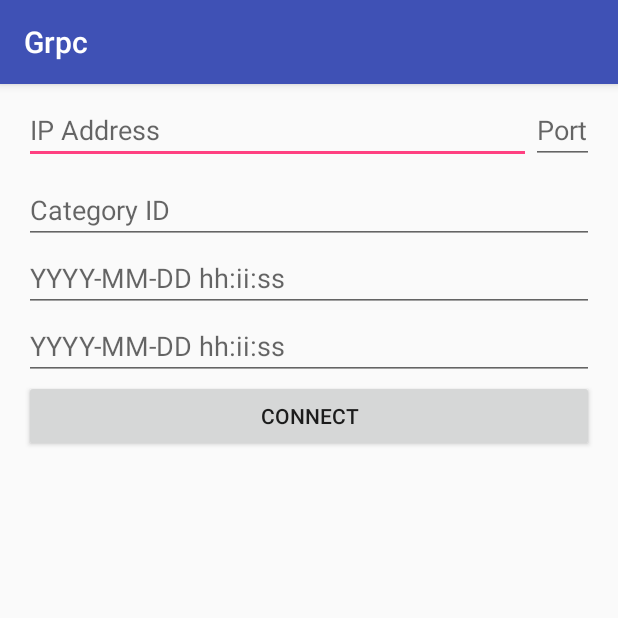
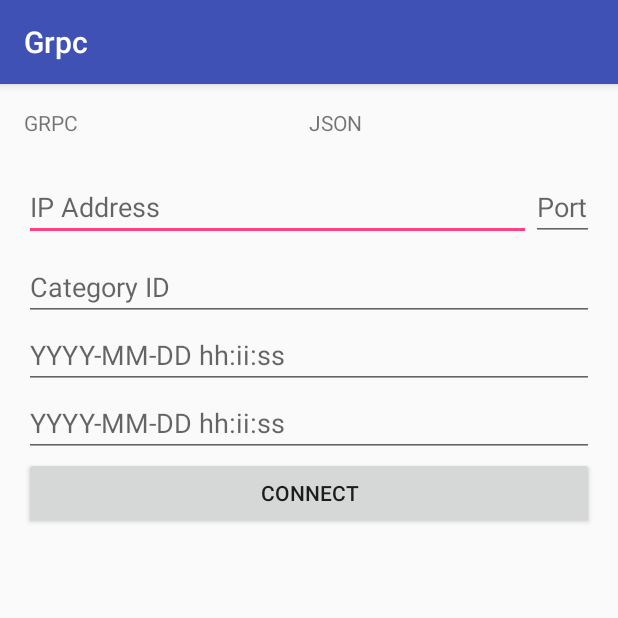
Before and after one commit to mohangk/grpc_playground, an Android app: the screen it shows after launch (MainActivity), on a phone screen of 412 x 824 dp, the top half of it. Run offline under Robolectric (Android 15) with nearby library versions, the phone set to English and light mode, and no system bars; libraries missing offline, so code that uses them is left out: com.jakewharton.rxbinding, io.grpc, io.grpc.examples, io.grpc.stub, rx.android.schedulers and 1 more; 2 statements that could not run were skipped.

Commit message:
Allow loading from both JSON and Grpc

```diff
--- a/android/Grpc/app/build.gradle
+++ b/android/Grpc/app/build.gradle
@@ -87,5 +87,10 @@ dependencies {
   compile 'io.grpc:grpc-protobuf-nano:0.14.0' // CURRENT_GRPC_VERSION
   compile 'io.grpc:grpc-stub:0.14.0' // CURRENT_GRPC_VERSION
   compile 'javax.annotation:javax.annotation-api:1.2'
+  compile 'com.google.code.gson:gson:1.7.2'
   compile "org.jetbrains.kotlin:kotlin-stdlib:$kotlin_version"
+
+  compile 'com.squareup.retrofit2:retrofit:2.0.2'
+  compile 'com.squareup.retrofit2:converter-gson:2.0.2'
+
 }
--- a/android/Grpc/app/src/main/kotlin/me/com/grpc/MainActivity.kt
+++ b/android/Grpc/app/src/main/kotlin/me/com/grpc/MainActivity.kt
@@ -1,11 +1,14 @@
 package me.com.grpc
 
 import android.os.Bundle
+import android.support.v4.view.PagerAdapter
 import android.support.v7.app.AppCompatActivity
 import android.support.v7.widget.LinearLayoutManager
 import android.support.v7.widget.RecyclerView
 import android.view.LayoutInflater
+import android.view.View
 import android.view.ViewGroup
+import com.google.gson.Gson
 import com.jakewharton.rxbinding.view.RxView.clicks
 import io.grpc.ManagedChannelBuilder
 import io.grpc.examples.article.nano.Article
@@ -13,7 +16,13 @@ import io.grpc.examples.article.nano.ArticleStoreGrpc.newStub
 import io.grpc.examples.article.nano.ArticlesForPeriodRequest
 import io.grpc.stub.StreamObserver
 import kotlinx.android.synthetic.main.activity_main.*
+import kotlinx.android.synthetic.main.activity_main.view.*
 import kotlinx.android.synthetic.main.item_article.view.*
+import kotlinx.android.synthetic.main.viewpager.*
+import retrofit2.Call
+import retrofit2.Retrofit
+import retrofit2.converter.gson.GsonConverterFactory
+import retrofit2.http.GET
 import rx.Observable
 import rx.android.schedulers.AndroidSchedulers
 import rx.schedulers.Schedulers
@@ -23,10 +32,36 @@ class MainActivity : AppCompatActivity() {
 
   override fun onCreate(savedInstanceState: Bundle?) {
     super.onCreate(savedInstanceState)
-    setContentView(R.layout.activity_main)
+    setContentView(R.layout.viewpager)
 
+    viewPager.adapter = object : PagerAdapter() {
+      override fun instantiateItem(container: ViewGroup?, position: Int): Any? {
+        return LayoutInflater.from(container!!.context).inflate(R.layout.activity_main, container, false).apply {
+            container.addView(this)
+          if(position == 0) this.bindToGRPC()
+          if(position == 1) this.bindToJson()
+        }
+      }
+
+      override fun isViewFromObject(view: View?, `object`: Any?): Boolean = view == `object`
+
+      override fun getCount(): Int = 2
+
+      override fun getPageTitle(position: Int): CharSequence? = when(position) {
+        0 -> "GRPC"
+        1 -> "JSON"
+        else -> TODO()
+      }
+    }
+
+    grpcTab.setOnClickListener { viewPager.setCurrentItem(0) }
+    jsonTab.setOnClickListener { viewPager.setCurrentItem(1) }
+  }
+}
+
+fun View.bindToGRPC() {
   val adapter = ArticleAdapter()
-    articleList.layoutManager = LinearLayoutManager(this)
+  articleList.layoutManager = LinearLayoutManager(context)
   articleList.adapter = adapter
 
   clicks(btnHitServer)
@@ -46,7 +81,36 @@ class MainActivity : AppCompatActivity() {
             adapter.items = it
             adapter.notifyDataSetChanged()
           })
+
 }
+
+val gson = Gson()
+
+fun View.bindToJson() {
+  val adapter = ArticleAdapter()
+  articleList.layoutManager = LinearLayoutManager(context)
+  articleList.adapter = adapter
+
+  clicks(btnHitServer)
+          .throttleFirst(1, TimeUnit.SECONDS)
+          .observeOn(Schedulers.newThread())
+          .switchMap({
+            Observable.just(
+                    Retrofit.Builder().baseUrl("http://10.11.9.156:5000/")
+                            .addConverterFactory(GsonConverterFactory.create(gson))
+                            .build()
+                            .create(ArticleStoreApi::class.java)
+                            .request()
+                            .execute().body()
+            ).map { it.articles.map { -1L to "${it}" } }
+          })
+          .subscribeOn(AndroidSchedulers.mainThread())
+          .observeOn(AndroidSchedulers.mainThread())
+          .subscribe({
+            adapter.items = it
+            adapter.notifyDataSetChanged()
+          })
+
 }
 
 fun requestWithNewConnection(ip: String, port: Int,
@@ -91,3 +155,11 @@ class ArticleAdapter() : RecyclerView.Adapter<RecyclerView.ViewHolder>() {
 
     }
 }
+
+interface ArticleStoreApi {
+  @GET("/") fun request(): Call<ArticleResponse>
+}
+
+data class ArticleResponse(
+        val articles: List<List<Object>> = emptyList()
+)
--- /dev/null
+++ b/android/Grpc/app/src/main/res/layout/viewpager.xml
@@ -0,0 +1,27 @@
+<?xml version="1.0" encoding="utf-8"?>
+<LinearLayout xmlns:android="http://schemas.android.com/apk/res/android"
+    android:orientation="vertical" android:layout_width="match_parent"
+    android:layout_height="match_parent">
+    <LinearLayout
+        android:layout_width="match_parent"
+        android:layout_height="wrap_content"
+        android:padding="16dp"
+        android:orientation="horizontal">
+        <TextView
+            android:id="@+id/grpcTab"
+            android:layout_width="0dp"
+            android:layout_height="wrap_content"
+            android:layout_weight="1"
+            android:text="GRPC" />
+        <TextView
+            android:id="@+id/jsonTab"
+            android:layout_width="0dip"
+            android:layout_height="wrap_content"
+            android:layout_weight="1"
+            android:text="JSON"/>
+    </LinearLayout>
+    <android.support.v4.view.ViewPager
+        android:id="@+id/viewPager"
+        android:layout_width="match_parent"
+        android:layout_height="match_parent"/>
+</LinearLayout>
```
Lines whose indentation alone changed are shown as unchanged.
